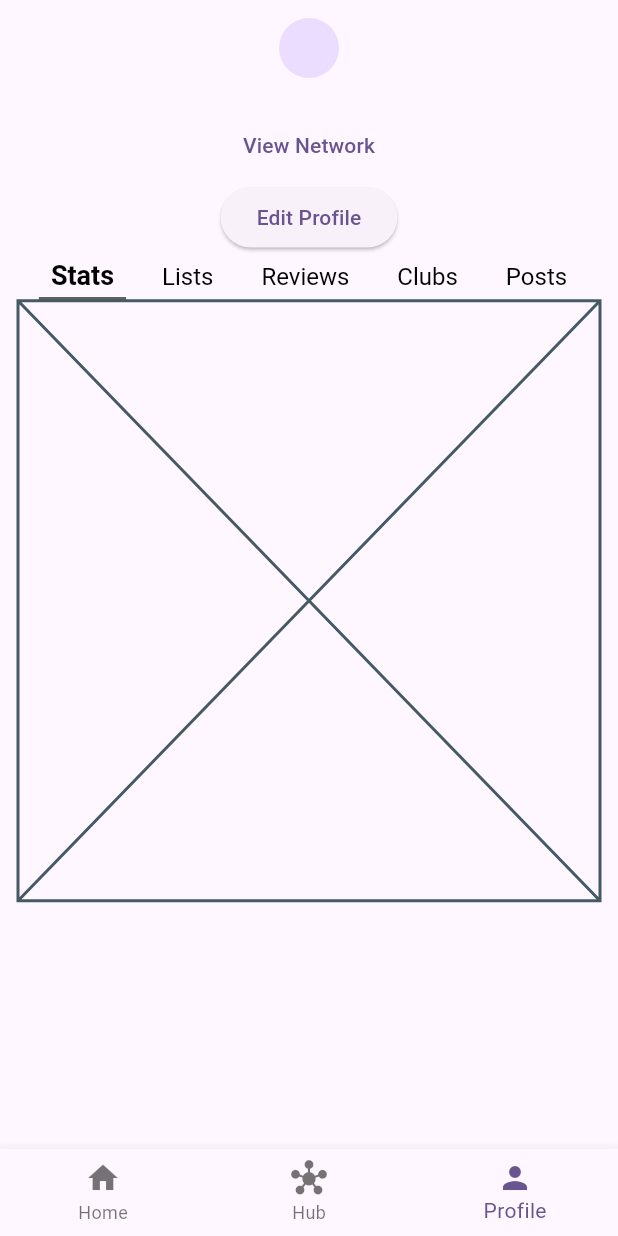
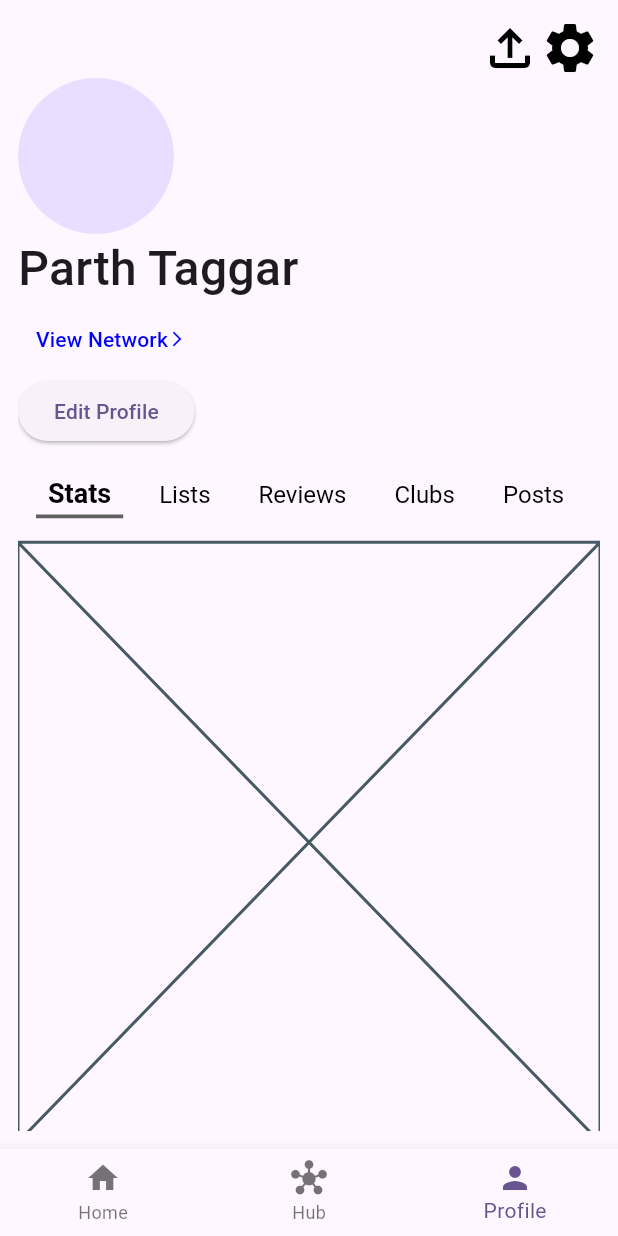
Before and after one commit to Parth-11/Athelia-App, a Flutter app: the screen it shows after launch, item 3 of the bottom bar chosen, on a phone screen of 412 x 824 dp. Run offline on Flutter 3.47's test engine with Material 3 defaults, Android fonts, the phone set to English and light mode, and no system bars.

Commit message:
Made the profile page scrollable

```diff
--- a/lib/screens/profile/profile_page.dart
+++ b/lib/screens/profile/profile_page.dart
@@ -1,5 +1,6 @@
 import 'package:athelia/screens/profile/lists.dart';
 import 'package:athelia/screens/profile/stats.dart';
+import 'package:athelia/widgets/profile/custom_button.dart';
 import 'package:athelia/widgets/profile/option_list.dart';
 import 'package:flutter/material.dart';
 
@@ -13,6 +14,8 @@ class ProfilePage extends StatefulWidget {
 class _ProfilePageState extends State<ProfilePage> {
   int selected = 0;
 
+  final String userName = 'Parth Taggar';
+
   final List<Widget> _optionList = [StatsSubSection(), ListsSubSection()];
 
   void pageChange(index) {
@@ -23,16 +26,46 @@ class _ProfilePageState extends State<ProfilePage> {
 
   @override
   Widget build(BuildContext context) {
-    return Column(
+    return SingleChildScrollView(
+      scrollDirection: Axis.vertical,
+      child: Column(
+        crossAxisAlignment: CrossAxisAlignment.start,
         children: [
-        // header Buttons
-        Row(),
+          //Profile Header
+          Row(
+            mainAxisAlignment: MainAxisAlignment.end,
+            children: [
+              CustomButton(
+                onClick: () {},
+                buttonIcon: Icons.file_upload_outlined,
+              ),
+              CustomButton(buttonIcon: Icons.settings, onClick: () {}),
+            ],
+          ),
           //User Avatar
-        CircleAvatar(),
+          CircleAvatar(radius: 52),
           // User Name
-        Text(''),
+          Text(
+            userName,
+            style: TextStyle(fontSize: 32, fontWeight: FontWeight.w500),
+          ),
           // Some button to view some network or some other things
-        TextButton(onPressed: () {}, child: Text('View Network')),
+          TextButton(
+            onPressed: () {},
+            child: Row(
+              children: [
+                Text(
+                  'View Network',
+                  style: TextStyle(color: Color(0xFF0000FF)),
+                ),
+                Icon(
+                  Icons.arrow_forward_ios,
+                  size: 12,
+                  color: Color(0xFF0000FF),
+                ),
+              ],
+            ),
+          ),
           // Edit Profile button
           ElevatedButton(onPressed: () {}, child: Text('Edit Profile')),
           OptionList(
@@ -41,6 +74,7 @@ class _ProfilePageState extends State<ProfilePage> {
           ),
           _optionList[selected],
         ],
+      ),
     );
   }
 }
--- /dev/null
+++ b/lib/widgets/profile/custom_button.dart
@@ -0,0 +1,17 @@
+import 'package:flutter/material.dart';
+
+class CustomButton extends StatelessWidget {
+  const CustomButton({
+    super.key,
+    required this.buttonIcon,
+    required this.onClick,
+  });
+
+  final IconData buttonIcon;
+  final void Function() onClick;
+
+  @override
+  Widget build(BuildContext context) {
+    return GestureDetector(onTap: onClick, child: Icon(buttonIcon));
+  }
+}
--- a/lib/widgets/profile/option_list.dart
+++ b/lib/widgets/profile/option_list.dart
@@ -15,7 +15,9 @@ class _OptionListState extends State<OptionList> {
 
   @override
   Widget build(BuildContext context) {
-    return SingleChildScrollView(
+    return Padding(
+      padding: const EdgeInsets.symmetric(vertical: 16, horizontal: 4),
+      child: SingleChildScrollView(
         scrollDirection: Axis.horizontal,
         child: Row(
           children: List.generate(
@@ -62,6 +64,7 @@ class _OptionListState extends State<OptionList> {
             ),
           ),
         ),
+      ),
     );
   }
 }
```
Lines whose indentation alone changed are shown as unchanged.
